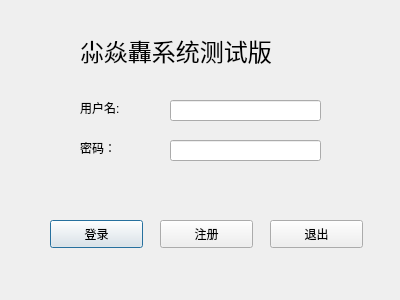
Old version of the form Qt/TrainBoom/logindialog.ui in the repository zidaneandmessi/TrainBoom_FrontEnd.
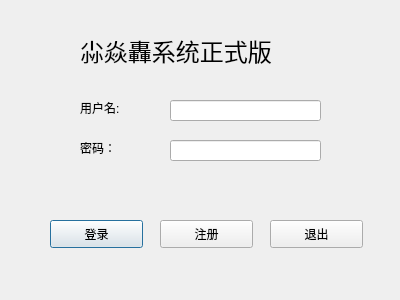
New version of the form.

The edit to the form file:
```diff
--- a/Qt/TrainBoom/logindialog.ui
+++ b/Qt/TrainBoom/logindialog.ui
@@ -113,7 +113,7 @@
     </font>
    </property>
    <property name="text">
-    <string>尛焱轟系统测试版</string>
+    <string>尛焱轟系统正式版</string>
    </property>
   </widget>
   <widget class="QPushButton" name="regBtn">
```
